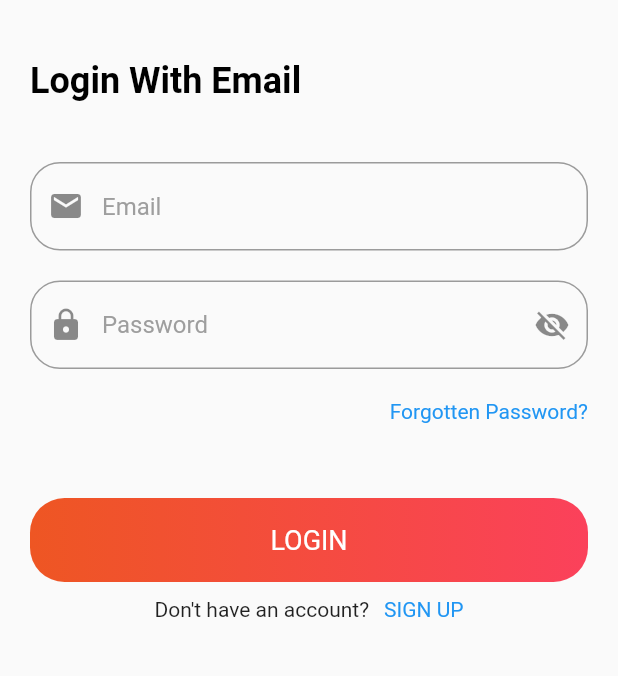
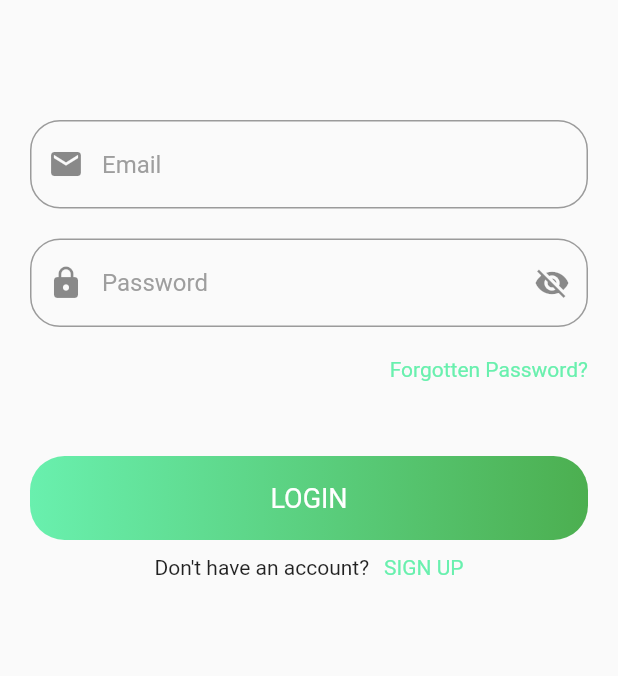
Before and after one commit to jenniekibiri/farm_app, a Flutter app: the screen it shows after launch, on a phone screen of 412 x 824 dp, the part 300-976 px from its top. Run offline on Flutter 3.47's test engine with Material 2 defaults, Android fonts, the phone set to English and light mode, and no system bars; our stand-ins replace hexcolor, splashscreen.

Commit message:
clean up ui

```diff
--- a/lib/login.dart
+++ b/lib/login.dart
@@ -43,16 +43,7 @@ class _LoginPageState extends State<LoginPage>{
           Image.asset('assets/logo.png', height: 100),
             SizedBox(height: 40.0,),
 
-            Text(
-              "Login With Email",
 
-              style: TextStyle(
-                fontSize: 24.0,
-                fontWeight: FontWeight.bold,
-                color: Colors.black,
-
-              ),
-            ),
             SizedBox(height: 40.0,),
             buildTextField("Email"),
             SizedBox(height: 20.0,),
@@ -65,7 +56,7 @@ class _LoginPageState extends State<LoginPage>{
                   Text(
                     "Forgotten Password?",
                     style: TextStyle(
-                      color: Theme.of(context).primaryColor,
+                      color: Colors.greenAccent,
                     ),
                   ),
                 ],
@@ -81,7 +72,8 @@ class _LoginPageState extends State<LoginPage>{
                   children: <Widget>[
                     Text("Don't have an account?"),
                     SizedBox(width: 10.0,),
-                    Text("SIGN UP", style: TextStyle(color: Theme.of(context).primaryColor,))
+                    Text("SIGN UP", style: TextStyle(color: Colors.greenAccent),
+                    )
                   ],
                 ),
               ),
@@ -121,8 +113,8 @@ class _LoginPageState extends State<LoginPage>{
         borderRadius: BorderRadius.circular(23.0),
         gradient: LinearGradient(
           colors: [
-            Color(0xFFFB415B),
-            Color(0xFFEE5623)
+            Colors.green,
+            Colors.greenAccent,
           ],
           begin: Alignment.centerRight,
           end: Alignment.centerLeft
```
